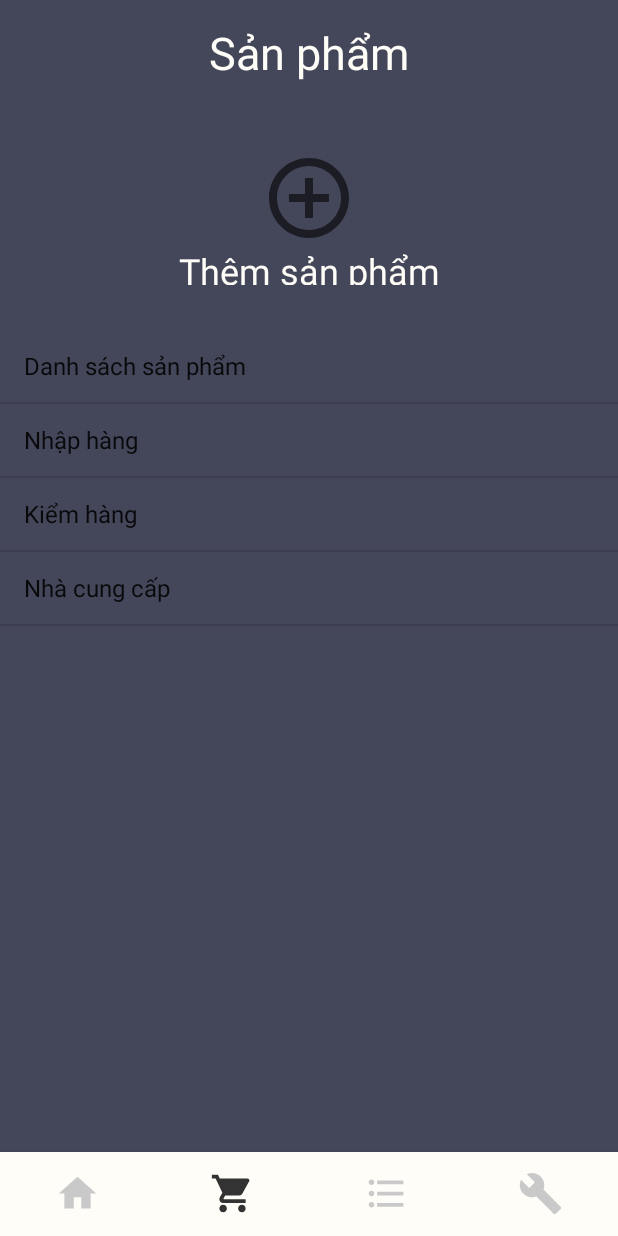
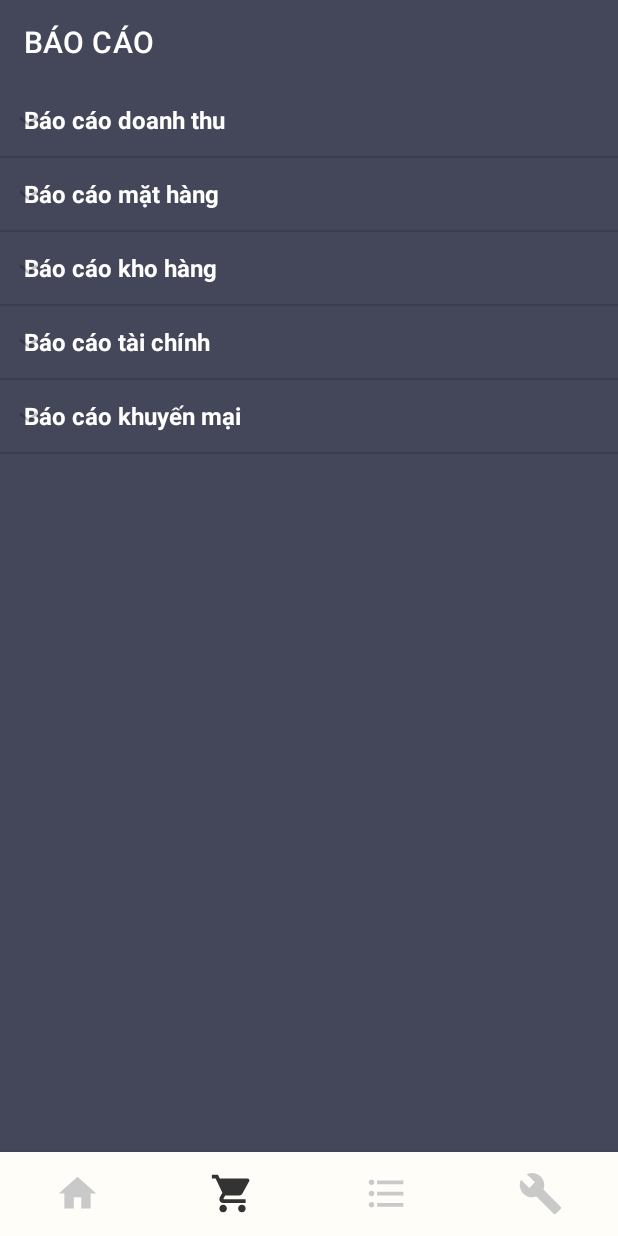
Before and after one commit to vmd2113/coffee-app, an Android app: the screen it shows after launch (MainActivity), item 2 of the bottom bar chosen, on a phone screen of 412 x 824 dp. Run offline under Robolectric (Android 15) with nearby library versions, the phone set to English and light mode, and no system bars.

Commit message:
(Tài)-Sửa view Product thành Báo cáo

```diff
--- a/app/src/main/AndroidManifest.xml
+++ b/app/src/main/AndroidManifest.xml
@@ -10,21 +10,24 @@
         android:supportsRtl="true"
         android:theme="@style/Theme.Coffee">
         <activity
+            android:name=".BaoCaoFragment"
+            android:exported="false" />
+        <activity
             android:name=".Hang_DLT"
             android:exported="false"
-            android:parentActivityName=".Hang_QLGH"/>
+            android:parentActivityName=".Hang_QLGH" />
         <activity
             android:name=".Hang_QLGH"
             android:exported="false"
-            android:parentActivityName=".Hang_QLGH"/>
+            android:parentActivityName=".Hang_QLGH" />
         <activity
             android:name=".Hang_KTH"
             android:exported="false"
-            android:parentActivityName=".Hang_QLGH"/>
+            android:parentActivityName=".Hang_QLGH" />
         <activity
             android:name=".Hang_DSDH"
             android:exported="false"
-            android:parentActivityName=".Hang_QLGH"/>
+            android:parentActivityName=".Hang_QLGH" />
         <activity
             android:name=".MainActivity"
             android:exported="true">
--- /dev/null
+++ b/app/src/main/java/com/example/coffee/BaoCaoFragment.java
@@ -0,0 +1,72 @@
+package com.example.coffee;
+
+import androidx.annotation.NonNull;
+import androidx.annotation.Nullable;
+import androidx.appcompat.app.AppCompatActivity;
+import androidx.fragment.app.Fragment;
+
+import android.os.Bundle;
+import android.view.LayoutInflater;
+import android.view.View;
+import android.view.ViewGroup;
+import android.widget.ArrayAdapter;
+import android.widget.ExpandableListView;
+
+import java.util.ArrayList;
+import java.util.HashMap;
+
+public class BaoCaoFragment extends Fragment {
+
+    ExpandableListView expandableListView;
+    ArrayList<String> listGroup = new ArrayList<>();
+    HashMap<String,ArrayList<String>> listChild = new HashMap<>();
+    MainAdapter adapter;
+    @Nullable
+    @Override
+    public View onCreateView(@NonNull LayoutInflater inflater, @Nullable ViewGroup container, @Nullable Bundle savedInstanceState) {
+        View view = inflater.inflate(R.layout.fragment_baocao, container, false);
+        return view;
+    }
+    @Override
+    public void onViewCreated(@NonNull View view, @Nullable Bundle savedInstanceState) {
+        super.onViewCreated(view, savedInstanceState);
+        //
+        expandableListView = view.findViewById(R.id.ExpListView_BaoCao);
+
+        //Danh sách
+        listGroup.add("Báo cáo doanh thu");
+        listGroup.add("Báo cáo mặt hàng");
+        listGroup.add("Báo cáo kho hàng");
+        listGroup.add("Báo cáo tài chính");
+        listGroup.add("Báo cáo khuyến mại");
+        // Báo cáo doanh thu
+        ArrayList<String> arrayList = new ArrayList<>();
+        arrayList.add("Báo cáo doanh thu tổng quan");
+        arrayList.add("Báo cáo doanh thu theo nhân viên");
+        arrayList.add("Phí dịch vụ");
+        arrayList.add("Hình thức phục vụ");
+        listChild.put(listGroup.get(0), arrayList);
+        //Báo cáo mặt hàng
+        ArrayList<String> arrayList1 = new ArrayList<>();
+        arrayList1.add("Danh mục mặt hàng");
+        listChild.put(listGroup.get(1), arrayList1);
+        //Báo cáo kho hàng
+        ArrayList<String> arrayList2 = new ArrayList<>();
+        arrayList2.add("Tồn kho tổng hợp");
+        listChild.put(listGroup.get(2), arrayList2);
+        //Báo cáo tài chính
+        ArrayList<String> arrayList3 = new ArrayList<>();
+        arrayList3.add("Kết quả kinh doanh");
+        listChild.put(listGroup.get(3), arrayList3);
+        //Báo cáo khuyến mại
+        ArrayList<String> arrayList4 = new ArrayList<>();
+        arrayList4.add("Chương trình khuyến mại");
+        listChild.put(listGroup.get(4), arrayList4);
+        //Hiển thị view
+        adapter = new MainAdapter(listGroup,listChild);
+        expandableListView.setAdapter(adapter);
+
+
+    }
+
+}
--- a/app/src/main/java/com/example/coffee/MainActivity.java
+++ b/app/src/main/java/com/example/coffee/MainActivity.java
@@ -36,7 +36,7 @@ public class MainActivity extends AppCompatActivity {
                         break;
 
                     case R.id.nav_products:
-                        fragment = new ProductsFragment();
+                        fragment = new BaoCaoFragment();
                         break;
 
                     case R.id.nav_lists:
--- /dev/null
+++ b/app/src/main/java/com/example/coffee/MainAdapter.java
@@ -0,0 +1,93 @@
+package com.example.coffee;
+
+import android.graphics.Color;
+import android.graphics.Typeface;
+import android.view.LayoutInflater;
+import android.view.View;
+import android.view.ViewGroup;
+import android.widget.BaseExpandableListAdapter;
+import android.widget.TextView;
+import android.widget.Toast;
+
+import java.util.ArrayList;
+import java.util.HashMap;
+
+public class MainAdapter extends BaseExpandableListAdapter {
+    ArrayList<String> listGroup;
+    HashMap<String,ArrayList<String>> listChild;
+
+    public MainAdapter(ArrayList<String> listGroup, HashMap<String, ArrayList<String>> listChild){
+        this.listGroup = listGroup;
+        this.listChild = listChild;
+    }
+    @Override
+    public int getGroupCount() {
+        return listGroup.size();
+    }
+
+    @Override
+    public int getChildrenCount(int i) {
+        return listChild.get(listGroup.get(i)).size();
+    }
+
+    @Override
+    public Object getGroup(int i) {
+        return listGroup.get(i);
+    }
+
+    @Override
+    public Object getChild(int i, int i1) {
+        return listChild.get(listGroup.get(i)).get(i1);
+    }
+
+    @Override
+    public long getGroupId(int i) {
+        return 0;
+    }
+
+    @Override
+    public long getChildId(int i, int i1) {
+        return 0;
+    }
+
+    @Override
+    public boolean hasStableIds() {
+        return false;
+    }
+
+    @Override
+    public View getGroupView(int i, boolean b, View view, ViewGroup viewGroup) {
+        view = LayoutInflater.from(viewGroup.getContext()).inflate(android.R.layout.simple_list_item_1,viewGroup,false);
+        TextView textView = view.findViewById(android.R.id.text1);
+        String sGroup = String.valueOf(getGroup(i));
+
+        textView.setText(sGroup);
+
+        textView.setTypeface(null, Typeface.BOLD);
+
+        textView.setTextColor(Color.WHITE);
+
+        return view;
+    }
+
+    @Override
+    public View getChildView(int i, int i1, boolean b, View view, ViewGroup viewGroup) {
+        view = LayoutInflater.from(viewGroup.getContext()).inflate(android.R.layout.simple_list_item_1,viewGroup,false);
+        TextView textView = view.findViewById(android.R.id.text1);
+        String sChild = String.valueOf(getChild(i,i1));
+        textView.setText(sChild);
+        textView.setTextColor(Color.WHITE);
+        textView.setOnClickListener(new View.OnClickListener() {
+            @Override
+            public void onClick(View view) {
+                Toast.makeText(viewGroup.getContext(),sChild,Toast.LENGTH_SHORT).show();
+            }
+        });
+        return view;
+    }
+
+    @Override
+    public boolean isChildSelectable(int i, int i1) {
+        return false;
+    }
+}
--- /dev/null
+++ b/app/src/main/res/layout/fragment_baocao.xml
@@ -0,0 +1,25 @@
+<?xml version="1.0" encoding="utf-8"?>
+<RelativeLayout
+    xmlns:android="http://schemas.android.com/apk/res/android"
+    xmlns:tools="http://schemas.android.com/tools"
+    xmlns:app="http://schemas.android.com/apk/res-auto"
+    android:layout_width="match_parent"
+    android:layout_height="match_parent"
+    tools:context=".BaoCaoFragment">
+    <androidx.appcompat.widget.Toolbar
+        android:id="@+id/ToolbarBaoCao"
+        android:layout_width="match_parent"
+        android:layout_height="?attr/actionBarSize"
+        android:background="#FF44475A"
+        app:title="BÁO CÁO"
+        app:titleTextColor="#FFFFFF">
+    </androidx.appcompat.widget.Toolbar>
+    <ExpandableListView
+        android:listSelector="@color/blue"
+        android:childDivider="@color/black"
+        android:layout_below="@+id/ToolbarBaoCao"
+        android:layout_width="match_parent"
+        android:layout_height="match_parent"
+        android:id="@+id/ExpListView_BaoCao"/>
+
+</RelativeLayout>
```
